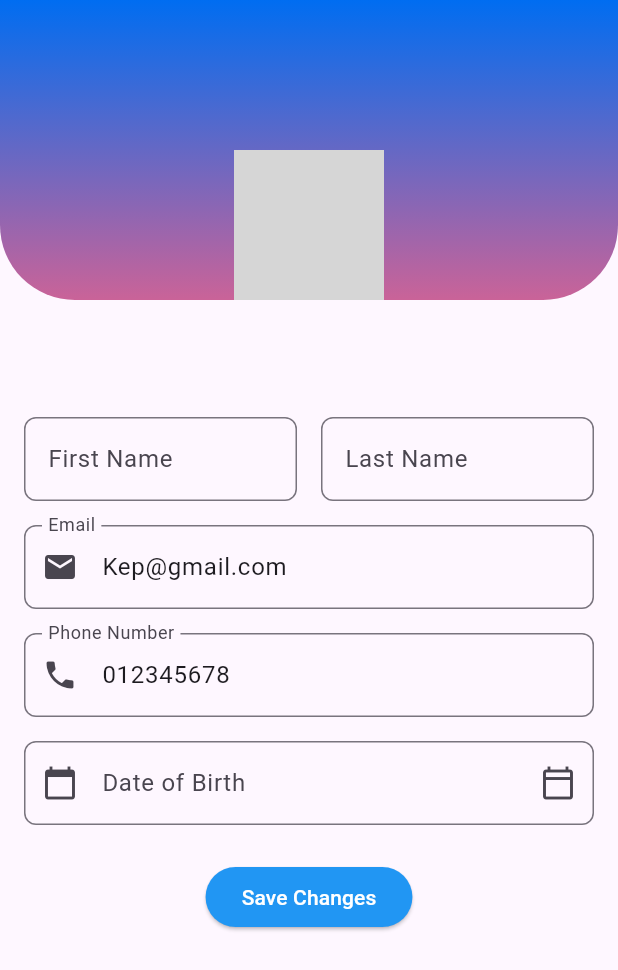
After one commit to Tan2DK/Doctor-Pet, a Flutter app: the ProfileView screen opened by its route, on a phone screen of 412 x 824 dp. The commit adds this screen. Shown: the top 970 px of the screen. Run offline on Flutter 3.47's test engine with Material 3 defaults, Android fonts, the light colour scheme and no system bars; our stand-ins replace flutter_easyloading, get, responsive_framework; network calls fail; grey boxes are pictures that could not be loaded.

Commit message:
UI Customer_Profile

```diff
--- /dev/null
+++ b/packages/doctor_pet/lib/common_widget/custom_textfield_widget.dart
@@ -0,0 +1,57 @@
+import 'package:flutter/material.dart';
+
+class CustomTextfieldWidget extends StatefulWidget {
+  const CustomTextfieldWidget(
+      {Key? key,
+      this.lable,
+      this.hint,
+      this.errorMessage,
+      this.maxLength,
+      this.onChanged,
+      this.onSubmit,
+      this.icons,
+      this.controller,
+      this.onPressed,
+      this.fixIcon,
+      this.onTap})
+      : super(key: key);
+  final TextEditingController? controller;
+  final String? lable;
+  final String? hint;
+  final String? errorMessage;
+  final int? maxLength;
+  final Widget? icons;
+  final Widget? fixIcon;
+  final Function()? onPressed;
+  final Function(String? value)? onTap;
+  final Function(String? value)? onChanged;
+  final Function(String? value)? onSubmit;
+
+  @override
+  State<CustomTextfieldWidget> createState() => _CustomTextfieldWidgetState();
+}
+
+class _CustomTextfieldWidgetState extends State<CustomTextfieldWidget> {
+  @override
+  Widget build(BuildContext context) {
+    return TextField(
+      onChanged: widget.onChanged,
+      onSubmitted: widget.onSubmit,
+      maxLength: widget.maxLength,
+      controller: widget.controller,
+      decoration: InputDecoration(
+        hintText: widget.hint,
+        labelText: widget.lable,
+        errorText: widget.errorMessage,
+        suffixIcon: widget.icons,
+        prefixIcon: widget.fixIcon,
+        border: OutlineInputBorder(
+          borderRadius: BorderRadius.circular(8.0),
+          // borderSide: BorderSide(
+          //   color: Colors.black.withOpacity(0.9),
+          // ),
+        ),
+      ),
+    );
+  }
+}
--- /dev/null
+++ b/packages/doctor_pet/lib/views/customer_profile/customer_profile_controller.dart
@@ -0,0 +1,117 @@
+import 'package:flutter/material.dart';
+import 'package:get/get.dart';
+
+class CustomerProfileController extends GetxController {
+  final TextEditingController dobController = TextEditingController();
+  final TextEditingController firstnamecontroller = TextEditingController();
+  final TextEditingController lastnamecontroller = TextEditingController();
+  String displayName = "";
+  Rx<String> fisname = Rx<String>('');
+  Rx<String> lastname = Rx<String>('');
+  Rx<String> email = Rx<String>('');
+  Rx<String> phonenumber = Rx<String>('');
+  Rxn<DateTime> dob = Rxn<DateTime>();
+  Rxn<String> errorMessageEmail = Rxn<String>();
+  Rxn<String> errorMessagePhone = Rxn<String>();
+  Rxn<String> errorMessageFisName = Rxn<String>();
+  Rxn<String> errorMessageLastName = Rxn<String>();
+  Rxn<String> errorMessageDob = Rxn<String>();
+
+  RxBool showErrors = RxBool(false);
+  void saveChanges() async {
+    final result = await showDialog<bool>(
+      context: Get.context!,
+      builder: (context) => AlertDialog(
+        title: const Text('Confirm'),
+        content: const Text('Are you sure you want to save changes?'),
+        actions: <Widget>[
+          TextButton(
+            onPressed: () => Navigator.of(context).pop(false),
+            child: const Text('Cancel'),
+          ),
+          TextButton(
+            onPressed: () {
+              onTapSubmit();
+              Navigator.of(context).pop(true);
+            },
+            child: const Text('OK'),
+          ),
+        ],
+      ),
+    );
+
+    if (result == true) {
+      // Cập nhật dữ liệu khi nhấn nút OK
+      displayName = "${firstnamecontroller.text} ${lastnamecontroller.text}";
+    }
+  }
+
+  void emailChanged(String? value) {
+    email.value = value ?? '';
+    errorMessageEmail.value =
+        email.value.isEmail ? null : 'Email address is not valid';
+  }
+
+  void phoneChanged(String? value) {
+    phonenumber.value = value ?? '';
+    errorMessagePhone.value =
+        phonenumber.value.isPhoneNumber ? null : 'Phone number is not valid';
+  }
+
+  void fisNameChanged(String? value) {
+    fisname.value = value ?? '';
+    errorMessageFisName.value =
+        fisname.value.isNotEmpty ? null : 'First name cannot be empty';
+  }
+
+  void lastNameChanged(String? value) {
+    lastname.value = value ?? '';
+    errorMessageLastName.value =
+        lastname.value.isNotEmpty ? null : 'Last name cannot be empty';
+  }
+
+  void dobChanged(DateTime? value) {
+    dob.value = value;
+    if (value != null) {
+      if (value.year >= 1950 && value.year <= 2016) {
+        errorMessageDob.value = null;
+      } else {
+        errorMessageDob.value = 'Date of birth must be between 1950 and 2016';
+      }
+    } else {
+      errorMessageDob.value = 'Date of birth is required';
+    }
+  }
+
+  void validateInputs() {
+    // Xác thực tên
+    errorMessageFisName.value =
+        fisname.value.isNotEmpty ? null : 'First name cannot be empty';
+    // Xác thực họ
+    errorMessageLastName.value =
+        lastname.value.isNotEmpty ? null : 'Last name cannot be empty';
+    // Xác thực email
+    errorMessageEmail.value =
+        email.value.isEmail ? null : 'Email address is not valid';
+    // Xác thực số điện thoại
+    errorMessagePhone.value =
+        phonenumber.value.isPhoneNumber ? null : 'Phone number is not valid';
+    // Xác thực ngày sinh, ví dụ không xác thực cụ thể ở đây
+    // Gọi thêm xác thực cho các trường khác tương tự
+  }
+
+  void onTapSubmit() {
+    showErrors.value = true;
+    validateInputs();
+    Get.dialog(const AlertDialog(content: Text('afwefw')));
+  }
+
+  @override
+  void dispose() {
+    // Giải phóng tài nguyên khi không cần thiết nữa
+    firstnamecontroller.dispose();
+    lastnamecontroller.dispose();
+    dobController.dispose();
+    super.dispose();
+  }
+}
--- /dev/null
+++ b/packages/doctor_pet/lib/views/customer_profile/customer_profile_view.dart
@@ -0,0 +1,156 @@
+import 'package:doctor_pet/common_widget/custom_textfield_widget.dart';
+import 'package:flutter/material.dart';
+import 'package:intl/intl.dart';
+import 'package:get/get.dart';
+import 'customer_profile_controller.dart';
+// Use this for date formatting
+
+class ProfileView extends GetView<CustomerProfileController> {
+  const ProfileView({super.key});
+
+  @override
+  Widget build(BuildContext context) {
+    return Scaffold(
+      body: SingleChildScrollView(
+        child: Column(
+          children: [
+            const _TopPortion(),
+            Padding(
+              padding:
+                  const EdgeInsets.symmetric(vertical: 20.0, horizontal: 16.0),
+              child: Column(
+                children: [
+                  Text(
+                    controller.displayName,
+                    style: const TextStyle(
+                      fontWeight: FontWeight.bold,
+                      fontSize: 24,
+                    ),
+                  ),
+                  const SizedBox(height: 24),
+                  Row(
+                    children: [
+                      Obx(
+                        () => Expanded(
+                          child: CustomTextfieldWidget(
+                            lable: 'First Name',
+                            hint: 'Please enter your First Name.',
+                            controller: controller.firstnamecontroller,
+                            errorMessage: controller.errorMessageFisName.value,
+                          ),
+                        ),
+                      ),
+                      const SizedBox(width: 16),
+                      Obx(
+                        () => Expanded(
+                          child: CustomTextfieldWidget(
+                            lable: 'Last Name',
+                            hint: 'Please enter your Last Name.',
+                            controller: controller.lastnamecontroller,
+                            errorMessage: controller.errorMessageLastName.value,
+                          ),
+                        ),
+                      ),
+                    ],
+                  ),
+                  const SizedBox(height: 16),
+                  Obx(
+                    () => CustomTextfieldWidget(
+                      lable: 'Email',
+                      hint: 'Please enter your Last Email.',
+                      controller: TextEditingController(text: 'Kep@gmail.com'),
+                      fixIcon: const Icon(Icons.email),
+                      errorMessage: controller.errorMessageEmail.value,
+                    ),
+                  ),
+                  const SizedBox(height: 16),
+                  CustomTextfieldWidget(
+                    lable: 'Phone Number',
+                    hint: 'Please enter your Phone Number.',
+                    controller: TextEditingController(text: '012345678'),
+                    fixIcon: const Icon(Icons.phone),
+                    errorMessage: controller.errorMessagePhone.value,
+                  ),
+                  const SizedBox(height: 16),
+                  CustomTextfieldWidget(
+                    errorMessage: controller.errorMessageDob.value,
+                    lable: 'Date of Birth',
+                    hint: 'Please choose your Date of Birth.',
+                    controller: controller.dobController,
+                    fixIcon: const Icon(Icons.calendar_today),
+                    icons: IconButton(
+                      icon: const Icon(Icons.calendar_today_outlined),
+                      onPressed: () async {
+                        DateTime? pickedDate = await showDatePicker(
+                          context: context,
+                          initialDate: DateTime.now(),
+                          firstDate: DateTime(1900),
+                          lastDate: DateTime.now(),
+                        );
+                        if (pickedDate != null) {
+                          controller.dobController.text =
+                              DateFormat('yyyy-MM-dd').format(
+                                  pickedDate); // Cập nhật giá trị của dobController
+                        }
+                      },
+                    ),
+                  ),
+                  const SizedBox(height: 24),
+                  ElevatedButton(
+                    onPressed: controller.saveChanges,
+                    style: ElevatedButton.styleFrom(
+                      foregroundColor: Colors.white,
+                      backgroundColor: Colors.blue,
+                    ),
+                    child: const Text('Save Changes'),
+                  ),
+                ],
+              ),
+            ),
+          ],
+        ),
+      ),
+    );
+  }
+}
+
+class _TopPortion extends StatelessWidget {
+  const _TopPortion({Key? key}) : super(key: key);
+
+  @override
+  Widget build(BuildContext context) {
+    return Container(
+      height: 200,
+      decoration: const BoxDecoration(
+        gradient: LinearGradient(
+          begin: Alignment.bottomCenter,
+          end: Alignment.topCenter,
+          colors: [Color.fromARGB(255, 202, 99, 152), Color(0xff006df1)],
+        ),
+        borderRadius: BorderRadius.only(
+          bottomLeft: Radius.circular(50),
+          bottomRight: Radius.circular(50),
+        ),
+      ),
+      child: Align(
+        alignment: Alignment.bottomCenter,
+        child: SizedBox(
+          width: 100,
+          height: 100,
+          child: Container(
+            decoration: const BoxDecoration(
+              color: Colors.black,
+              shape: BoxShape.circle,
+              image: DecorationImage(
+                fit: BoxFit.cover,
+                image: NetworkImage(
+                  'https://images.unsplash.com/photo-1438761681033-6461ffad8d80?ixlib=rb-1.2.1&ixid=MnwxMjA3fDB8MHxwaG90oy1wYWgefHx8fGVufDB8fHx8&auto=format&fit=crop&w=1470&q=80',
+                ),
+              ),
+            ),
+          ),
+        ),
+      ),
+    );
+  }
+}
--- a/packages/doctor_pet/pubspec.yaml
+++ b/packages/doctor_pet/pubspec.yaml
@@ -22,5 +22,3 @@ dev_dependencies:
 
 flutter:
   uses-material-design: true
-  assets:
-    - assets/
```
Also changed, not shown: packages/doctor_pet/lib/utils/app_routes.dart (+8 -0 lines), packages/doctor_pet/lib/views/customer_profile/customer_profile_binding.dart (added, +10 -0 lines), packages/doctor_pet/pubspec.lock.
